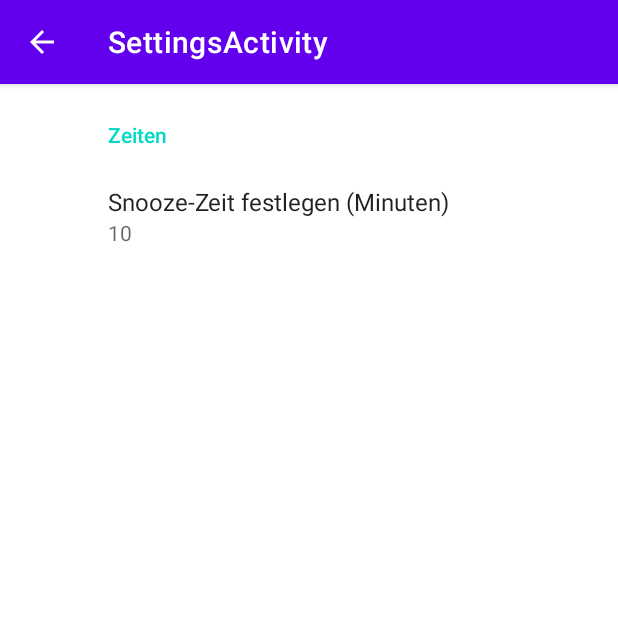
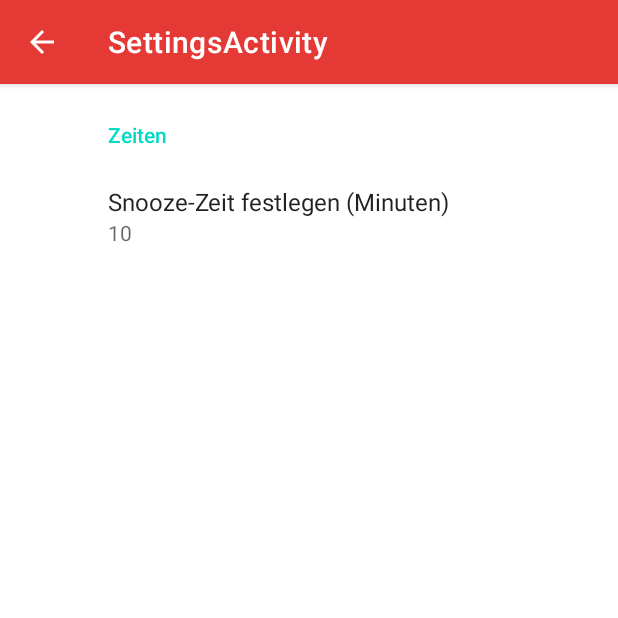
Before and after one commit to wagenknecht/AlarmApp, an Android app: the screen it shows after launch (SettingsActivity), after a tap on an icon or button, on a phone screen of 412 x 824 dp, the top half of it. Run offline under Robolectric (Android 15) with nearby library versions, the phone set to English and light mode, and no system bars; our stand-ins replace androidx.preference.

Commit message:
color sheme

```diff
--- a/app/src/main/res/values-night/themes.xml
+++ b/app/src/main/res/values-night/themes.xml
@@ -2,8 +2,8 @@
     <!-- Base application theme. -->
     <style name="Theme.AlarmApp" parent="Theme.MaterialComponents.DayNight.DarkActionBar">
         <!-- Primary brand color. -->
-        <item name="colorPrimary">@color/purple_200</item>
-        <item name="colorPrimaryVariant">@color/purple_700</item>
+        <item name="colorPrimary">@color/red_200</item>
+        <item name="colorPrimaryVariant">@color/red_700</item>
         <item name="colorOnPrimary">@color/black</item>
         <!-- Secondary brand color. -->
         <item name="colorSecondary">@color/teal_200</item>
--- a/app/src/main/res/values/colors.xml
+++ b/app/src/main/res/values/colors.xml
@@ -1,8 +1,8 @@
 <?xml version="1.0" encoding="utf-8"?>
 <resources>
-    <color name="purple_200">#FFBB86FC</color>
-    <color name="purple_500">#FF6200EE</color>
-    <color name="purple_700">#FF3700B3</color>
+    <color name="red_200">#EF5350</color>
+    <color name="red_500">#E53935</color>
+    <color name="red_700">#C62828</color>
     <color name="teal_200">#FF03DAC5</color>
     <color name="teal_700">#FF018786</color>
     <color name="black">#FF000000</color>
--- a/app/src/main/res/values/themes.xml
+++ b/app/src/main/res/values/themes.xml
@@ -2,8 +2,8 @@
     <!-- Base application theme. -->
     <style name="Theme.AlarmApp" parent="Theme.MaterialComponents.DayNight.DarkActionBar">
         <!-- Primary brand color. -->
-        <item name="colorPrimary">@color/purple_500</item>
-        <item name="colorPrimaryVariant">@color/purple_700</item>
+        <item name="colorPrimary">@color/red_500</item>
+        <item name="colorPrimaryVariant">@color/red_700</item>
         <item name="colorOnPrimary">@color/white</item>
         <!-- Secondary brand color. -->
         <item name="colorSecondary">@color/teal_200</item>
```
